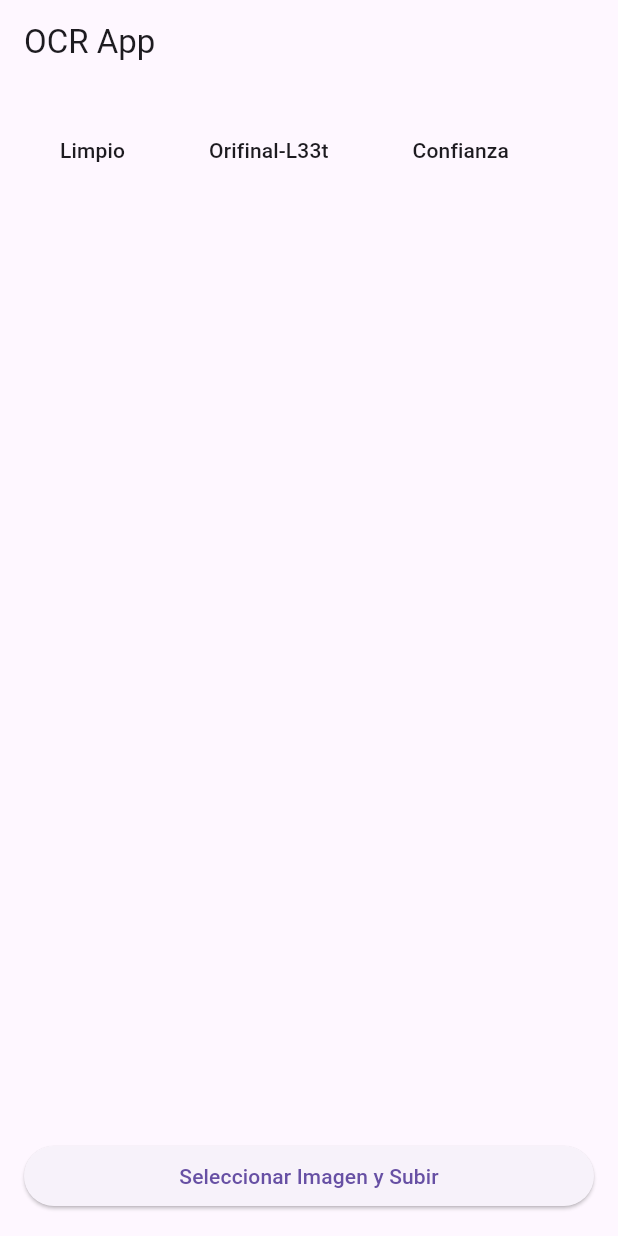
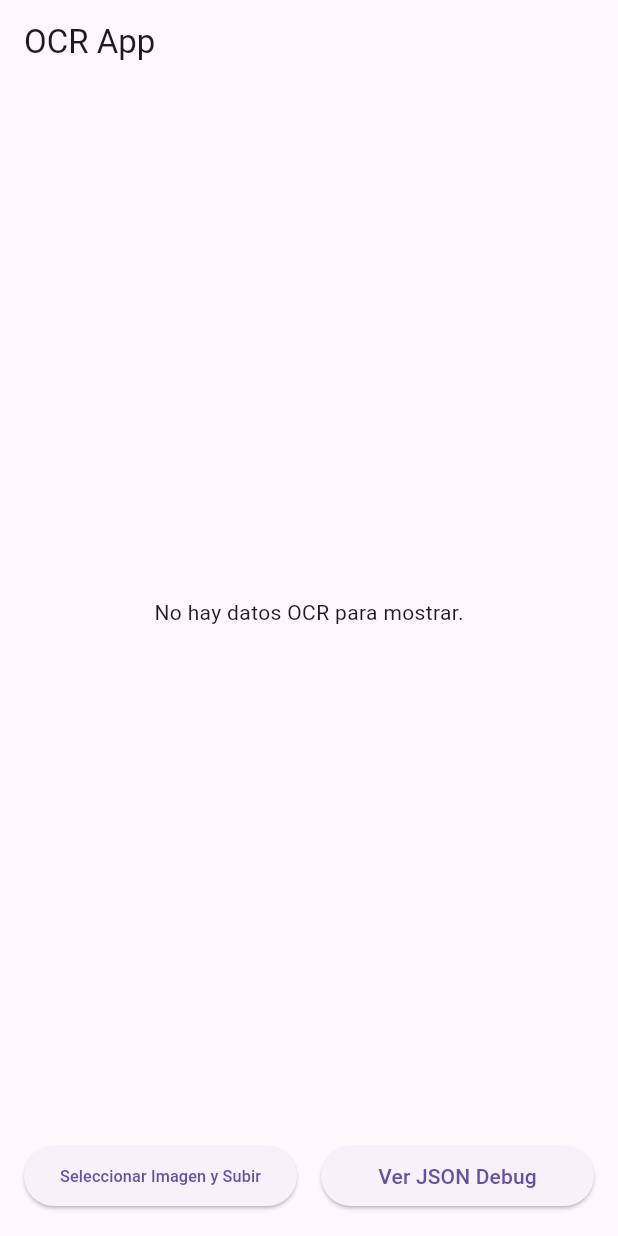
Before and after one commit to carlshue/ocr_app, a Flutter app: the screen it shows after launch, on a phone screen of 412 x 824 dp. Run offline on Flutter 3.47's test engine with Material 3 defaults, Android fonts, the phone set to English and light mode, and no system bars; our stand-ins replace image_picker.

Commit message:
stable version new paddle ocr

```diff
--- a/lib/main.dart
+++ b/lib/main.dart
@@ -1,8 +1,10 @@
+// 🔥 BLOQUE 1: Importaciones
 import 'package:flutter/material.dart';
 import 'package:image_picker/image_picker.dart';
 import 'package:http/http.dart' as http;
 import 'dart:convert';
 
+// 🔥 BLOQUE 2: Main App
 void main() {
   runApp(const OCRApp());
 }
@@ -18,6 +20,7 @@ class OCRApp extends StatelessWidget {
   }
 }
 
+// 🔥 BLOQUE 3: Estado y Variables Principales
 class OCRHomePage extends StatefulWidget {
   @override
   State<OCRHomePage> createState() => _OCRHomePageState();
@@ -27,14 +30,19 @@ class _OCRHomePageState extends State<OCRHomePage> {
   List<dynamic> originalTexts = [];
   List<dynamic> cleanedTexts = [];
   List<dynamic> confidences = [];
+  List<dynamic> bboxes = [];
+  Map<String, dynamic>? ocrResponse;
 
+  bool showRawJson = false;
+
+  // 🔥 BLOQUE 4: Función para Subir Imagen y Obtener OCR
   Future<void> _pickAndUploadImage() async {
     final picker = ImagePicker();
     final pickedFile = await picker.pickImage(source: ImageSource.gallery);
     if (pickedFile != null) {
       final request = http.MultipartRequest(
         'POST',
-        Uri.parse('https://ocrticketing-production.up.railway.app/ocr'),// ocrticketing-production.up.railway.app:8080/ocr //http://10.0.2.2:8000/ocr
+        Uri.parse('https://ocrticketing-production.up.railway.app/ocr'), //  http://0.0.0.0:8080 // https://ocrticketing-production.up.railway.app/ocr
       );
       request.files.add(await http.MultipartFile.fromPath('file', pickedFile.path));
 
@@ -47,18 +55,83 @@ class _OCRHomePageState extends State<OCRHomePage> {
           originalTexts = data['original_texts'] ?? [];
           cleanedTexts = data['cleaned_texts'] ?? [];
           confidences = data['confidences'] ?? [];
+          bboxes = data['bboxes'] ?? [];
+          ocrResponse = data;
+          showRawJson = false;
         });
       } else {
         setState(() {
           originalTexts = [];
           cleanedTexts = [];
           confidences = [];
+          bboxes = [];
+          ocrResponse = null;
         });
         ScaffoldMessenger.of(context).showSnackBar(
           SnackBar(content: Text('Error: ${response.statusCode}')),
         );
       }
     }
+  }
+
+
+  // 🔥 BLOQUE 6: Widget para Mostrar la Tabla OCR
+Widget buildOCRTable() {
+  if (ocrResponse == null) {
+    return const Center(child: Text("No hay datos OCR para mostrar."));
+  }
+
+  final List<dynamic> table = ocrResponse?['table'] ?? [];
+  final List<dynamic> columns = ocrResponse?['columns'] ?? [];
+
+  if (table.isEmpty || columns.isEmpty) {
+    return const Center(child: Text("Tabla vacía."));
+  }
+
+  // Construir filas DataRow para DataTable
+  final rows = table.map<DataRow>((row) {
+    return DataRow(
+      cells: List<DataCell>.generate(
+        row.length,
+        (index) => DataCell(Text(row[index].toString())),
+      ),
+    );
+  }).toList();
+
+  // Construir columnas DataColumn para DataTable
+  final dataColumns = columns.map<DataColumn>((colName) {
+    return DataColumn(label: Text(colName.toString()));
+  }).toList();
+
+  return SingleChildScrollView(
+    scrollDirection: Axis.horizontal,
+    child: DataTable(
+      columns: dataColumns,
+      rows: rows,
+      columnSpacing: 20,
+      showCheckboxColumn: false,
+    ),
+  );
+}
+
+
+
+// Función auxiliar para detectar texto puro (sin números predominantes)
+bool _isText(String cell) {
+  final trimmed = cell.trim();
+  if (trimmed.isEmpty) return false;
+  final hasDigits = RegExp(r'\d').hasMatch(trimmed);
+  final hasLetters = RegExp(r'[a-zA-Z]').hasMatch(trimmed);
+  return hasLetters && (!hasDigits || trimmed.length > 3);
+}
+
+
+
+  // 🔥 BLOQUE 7: Widget para Mostrar el Debug JSON
+  Widget buildDebugJSON() {
+    return SingleChildScrollView(
+      child: Text(jsonEncode(ocrResponse ?? {})),
+    );
   }
 
   @override
@@ -69,41 +142,45 @@ class _OCRHomePageState extends State<OCRHomePage> {
         padding: const EdgeInsets.all(16.0),
         child: Column(
           children: [
-            Expanded(  // el contenido principal ocupa todo el espacio disponible arriba
-              child: SingleChildScrollView(
-                scrollDirection: Axis.vertical,
-                child: SingleChildScrollView(
-                  scrollDirection: Axis.horizontal,
-                  child: DataTable(
-                    columns: const [
-                      DataColumn(label: Text('Limpio')),
-                      DataColumn(label: Text('Orifinal-L33t')),
-                      DataColumn(label: Text('Confianza')),
-                    ],
-                    rows: List<DataRow>.generate(
-                      originalTexts.length,
-                      (index) => DataRow(
-                        cells: [
-                          DataCell(Text(originalTexts[index]?.toString() ?? '')),
-                          DataCell(Text(cleanedTexts[index]?.toString() ?? '')),
-                          DataCell(Text(confidences[index]?.toString() ?? '')),
-                        ],
+            // Área principal (tabla o JSON), ocupa todo el espacio posible arriba
+            Expanded(
+              child: showRawJson ? buildDebugJSON() : buildOCRTable(),
+            ),
+            const SizedBox(height: 16),
+            // Botones abajo, con SafeArea y con espacio entre ellos
+            SafeArea(
+              child: Row(
+                mainAxisAlignment: MainAxisAlignment.spaceEvenly,
+                children: [
+                  Expanded(
+                    child: ElevatedButton(
+                      onPressed: _pickAndUploadImage,
+                      child: const FittedBox(
+                        fit: BoxFit.scaleDown,
+                        child: Text('Seleccionar Imagen y Subir'),
                       ),
                     ),
                   ),
-                ),
+                  const SizedBox(width: 16),
+                  Expanded(
+                    child: ElevatedButton(
+                      onPressed: () {
+                        setState(() {
+                          showRawJson = !showRawJson;
+                        });
+                      },
+                      child: FittedBox(
+                        fit: BoxFit.scaleDown,
+                        child: Text(showRawJson ? 'Ver Tabla' : 'Ver JSON Debug'),
+                      ),
+                    ),
+                  ),
+                ],
               ),
             ),
           ],
         ),
       ),
-      bottomNavigationBar: Padding(
-        padding: const EdgeInsets.all(16.0),
-        child: ElevatedButton(
-          onPressed: _pickAndUploadImage,
-          child: const Text('Seleccionar Imagen y Subir'),
-        ),
-      ),
     );
   }
 }
```
